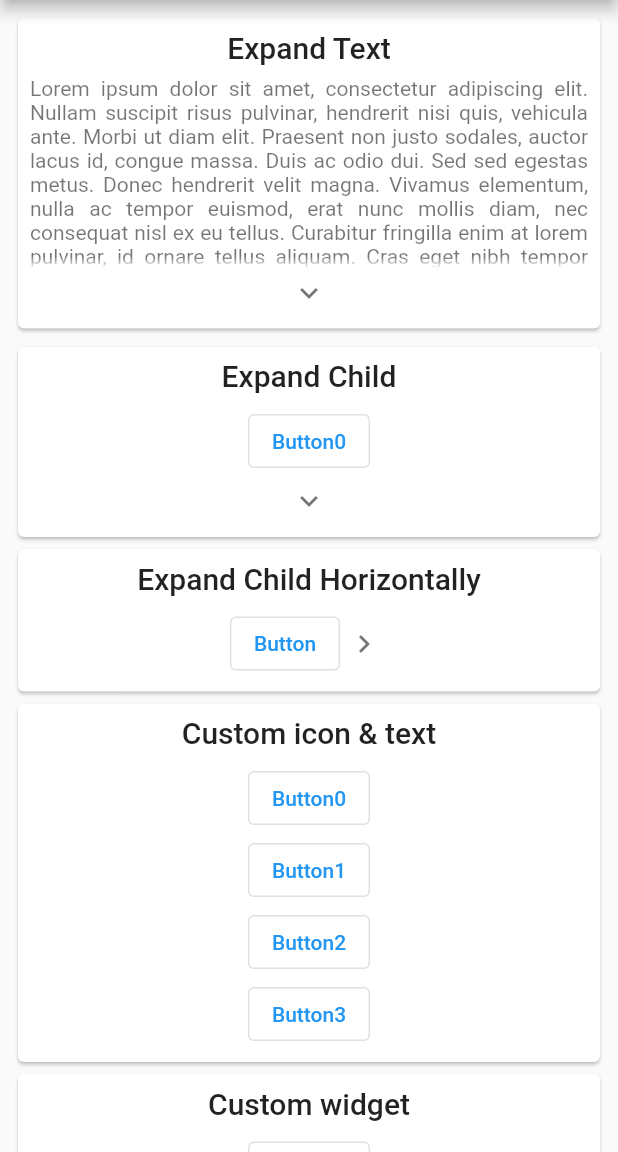
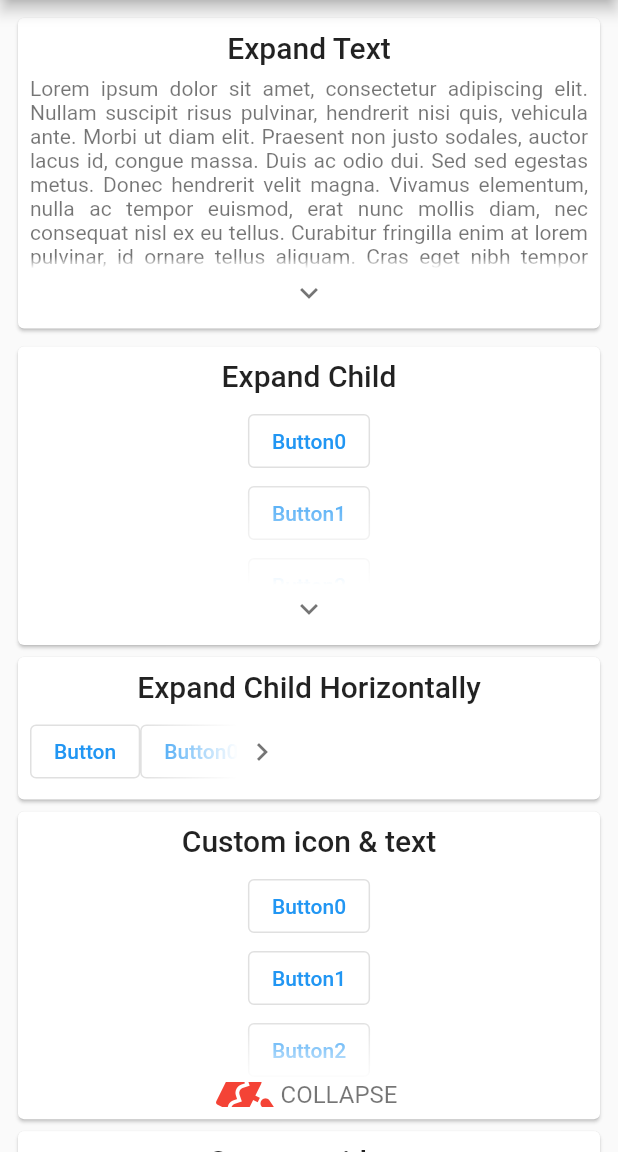
Before and after one commit to jesusrp98/expand_widget, a Flutter app: the screen it shows after launch, after a tap on "EXPAND", on a phone screen of 412 x 824 dp, the part 84-1236 px from its top. Run offline on Flutter 3.47's test engine with Material 2 defaults, Android fonts, the phone set to English and light mode, and no system bars.

Commit message:
Add `collapsedVisibilityFactor` parameter

```diff
--- a/example/lib/main.dart
+++ b/example/lib/main.dart
@@ -66,6 +66,7 @@ class HomePage extends StatelessWidget {
                     onPressed: () => print('Pressed button0'),
                   ),
                   ExpandChild(
+                    collapsedVisibilityFactor: 0.5,
                     child: Column(
                       children: [
                         OutlinedButton(
@@ -91,10 +92,14 @@ class HomePage extends StatelessWidget {
             child: Padding(
               padding: const EdgeInsets.all(8),
               child: Column(
+                crossAxisAlignment: CrossAxisAlignment.start,
                 children: [
-                  Text(
-                    'Expand Child Horizontally',
-                    style: Theme.of(context).textTheme.headline6,
+                  Align(
+                    alignment: Alignment.topCenter,
+                    child: Text(
+                      'Expand Child Horizontally',
+                      style: Theme.of(context).textTheme.headline6,
+                    ),
                   ),
                   const SizedBox(height: 8),
                   SingleChildScrollView(
@@ -106,7 +111,8 @@ class HomePage extends StatelessWidget {
                           onPressed: () => print('Pressed button0'),
                         ),
                         ExpandChild(
-                          expandDirection: Axis.horizontal,
+                          direction: Axis.horizontal,
+                          collapsedVisibilityFactor: 0.2,
                           child: Row(
                             children: [
                               ...List.generate(
--- a/lib/src/expand_child.dart
+++ b/lib/src/expand_child.dart
@@ -4,7 +4,7 @@ import 'expand_indicator.dart';
 import 'indicator_builder.dart';
 
 /// Default expand animation duration.
-const _kExpandDuration = Duration(milliseconds: 300);
+const _kExpandDuration = Duration(milliseconds: 2000);
 
 /// This widget unfolds a hidden widget to the user, called [child].
 /// This action is performed when the user clicks the 'expand' indicator.
@@ -20,7 +20,7 @@ class ExpandChild extends StatefulWidget {
   final bool hideIndicatorOnExpand;
 
   /// Direction of exapnsion, vertical by default.
-  final Axis expandDirection;
+  final Axis direction;
 
   /// Method to override the [ExpandIndicator] widget for expanding the content.
   final IndicatorBuilder? indicatorBuilder;
@@ -58,12 +58,16 @@ class ExpandChild extends StatefulWidget {
   /// Autocapitalise tooltip text. Defaults to `true`.
   final bool capitalizeIndicatorHintText;
 
+  /// Percentage of how much of the 'hidden' widget is show when collapsed.
+  /// Defaults to `0.0`.
+  final double collapsedVisibilityFactor;
+
   const ExpandChild({
     super.key,
     required this.child,
     this.animationDuration = _kExpandDuration,
     this.hideIndicatorOnExpand = false,
-    this.expandDirection = Axis.vertical,
+    this.direction = Axis.vertical,
     this.indicatorBuilder,
     this.expandIndicatorStyle = ExpandIndicatorStyle.icon,
     this.indicatorCollapsedHint,
@@ -74,7 +78,11 @@ class ExpandChild extends StatefulWidget {
     this.indicatorIcon,
     this.indicatorHintTextStyle,
     this.capitalizeIndicatorHintText = true,
-  });
+    this.collapsedVisibilityFactor = 0,
+  }) : assert(
+          collapsedVisibilityFactor >= 0 && collapsedVisibilityFactor <= 1,
+          'The parameter collapsedHeightFactor must lay between 0 and 1',
+        );
 
   @override
   State<StatefulWidget> createState() => _ExpandChildState();
@@ -111,7 +119,12 @@ class _ExpandChildState extends State<ExpandChild>
     );
 
     // Initializing both animations, depending on the [_easeInCurve] curve
-    _expandFactor = _controller.drive(_easeInCurve);
+    _expandFactor = _controller.drive(
+      Tween(
+        begin: widget.collapsedVisibilityFactor,
+        end: 1.0,
+      ).chain(_easeInCurve),
+    );
     _iconTurns = _controller.drive(_halfTurn.chain(_easeInCurve));
   }
 
@@ -132,12 +145,24 @@ class _ExpandChildState extends State<ExpandChild>
   /// the [child] parameter will contain the child information, passed to
   /// this instance of the object.
   Widget _buildChild(BuildContext context, Widget? child) {
-    final heightIndicatorFactor =
-        widget.hideIndicatorOnExpand ? 1 - _expandFactor.value : 1.0;
-
-    final indicator = widget.indicatorBuilder != null
-        ? widget.indicatorBuilder!(context, _handleTap, _isExpanded)
-        : ExpandIndicator(
+    return Flex(
+      direction: widget.direction,
+      children: [
+        _ExpandChildContent(
+          value: _controller.value,
+          direction: widget.direction,
+          heightFactor:
+              widget.direction == Axis.vertical ? _expandFactor.value : null,
+          widthFactor:
+              widget.direction == Axis.horizontal ? _expandFactor.value : null,
+          child: child,
+        ),
+        _ExpandChildIndicator(
+          heightIndicatorFactor:
+              widget.hideIndicatorOnExpand ? 1 - _expandFactor.value : 1.0,
+          child:
+              widget.indicatorBuilder?.call(context, _handleTap, _isExpanded) ??
+                  ExpandIndicator(
                     animation: _iconTurns,
                     expandIndicatorStyle: widget.expandIndicatorStyle,
                     onTap: _handleTap,
@@ -146,55 +171,12 @@ class _ExpandChildState extends State<ExpandChild>
                     padding: widget.indicatorPadding,
                     iconColor: widget.indicatorIconColor,
                     iconSize: widget.indicatorIconSize,
-            icon: widget.expandDirection == Axis.horizontal
+                    icon: widget.direction == Axis.horizontal
                         ? Icons.chevron_right
                         : widget.indicatorIcon,
                     hintTextStyle: widget.indicatorHintTextStyle,
                     capitalizeHintText: widget.capitalizeIndicatorHintText,
-          );
-
-    return widget.expandDirection == Axis.vertical
-        ? Column(
-            mainAxisSize: MainAxisSize.min,
-            children: [
-              ClipRect(
-                child: Align(
-                  alignment: Alignment.topCenter,
-                  heightFactor: _expandFactor.value,
-                  child: child,
                   ),
-              ),
-              ClipRect(
-                child: Align(
-                  alignment: Alignment.topCenter,
-                  heightFactor: heightIndicatorFactor,
-                  child: indicator,
-                ),
-              ),
-            ],
-          )
-        : Column(
-            mainAxisSize: MainAxisSize.min,
-            children: [
-              Row(
-                mainAxisSize: MainAxisSize.min,
-                crossAxisAlignment: CrossAxisAlignment.center,
-                children: [
-                  ClipRect(
-                    child: Align(
-                      alignment: Alignment.centerLeft,
-                      widthFactor: _expandFactor.value,
-                      child: child,
-                    ),
-                  ),
-                  ClipRect(
-                    child: Align(
-                      alignment: Alignment.centerRight,
-                      widthFactor: heightIndicatorFactor,
-                      child: indicator,
-                    ),
-                  ),
-                ],
         ),
       ],
     );
@@ -209,3 +191,69 @@ class _ExpandChildState extends State<ExpandChild>
     );
   }
 }
+
+class _ExpandChildContent extends StatelessWidget {
+  final double value;
+  final Axis direction;
+  final Widget? child;
+  final double? heightFactor;
+  final double? widthFactor;
+
+  const _ExpandChildContent({
+    required this.value,
+    required this.direction,
+    this.child,
+    this.heightFactor,
+    this.widthFactor,
+  });
+
+  Alignment get _childAlignment =>
+      direction == Axis.horizontal ? Alignment.centerLeft : Alignment.topCenter;
+
+  Alignment get _beginGradientAlignment =>
+      direction == Axis.horizontal ? Alignment.centerLeft : Alignment.topCenter;
+
+  Alignment get _endGradientAlignment => direction == Axis.horizontal
+      ? Alignment.centerRight
+      : Alignment.bottomCenter;
+
+  @override
+  Widget build(BuildContext context) {
+    return ShaderMask(
+      shaderCallback: LinearGradient(
+        colors: [Colors.white, Colors.white.withAlpha(0)],
+        begin: _beginGradientAlignment,
+        end: _endGradientAlignment,
+        stops: [value, 1],
+      ).createShader,
+      child: ClipRect(
+        child: Align(
+          alignment: _childAlignment,
+          heightFactor: heightFactor,
+          widthFactor: widthFactor,
+          child: child,
+        ),
+      ),
+    );
+  }
+}
+
+class _ExpandChildIndicator extends StatelessWidget {
+  final double heightIndicatorFactor;
+  final Widget child;
+
+  const _ExpandChildIndicator({
+    required this.heightIndicatorFactor,
+    required this.child,
+  });
+
+  @override
+  Widget build(BuildContext context) {
+    return ClipRect(
+      child: Align(
+        heightFactor: heightIndicatorFactor,
+        child: child,
+      ),
+    );
+  }
+}
```
Lines whose indentation alone changed are shown as unchanged.
